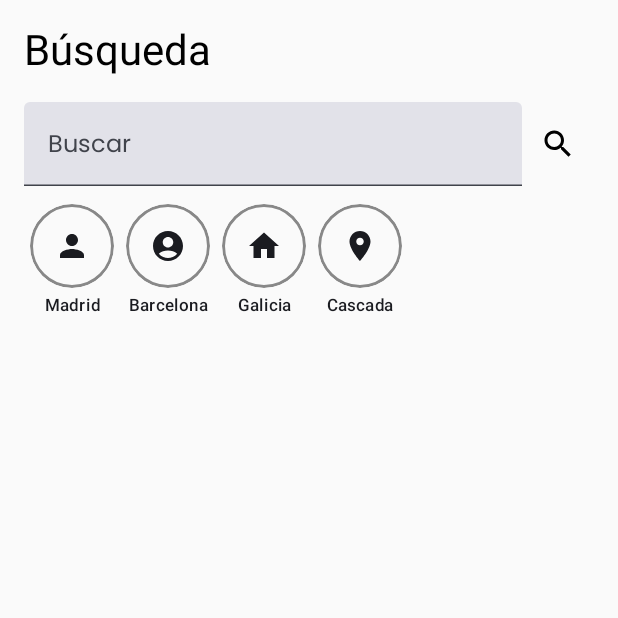
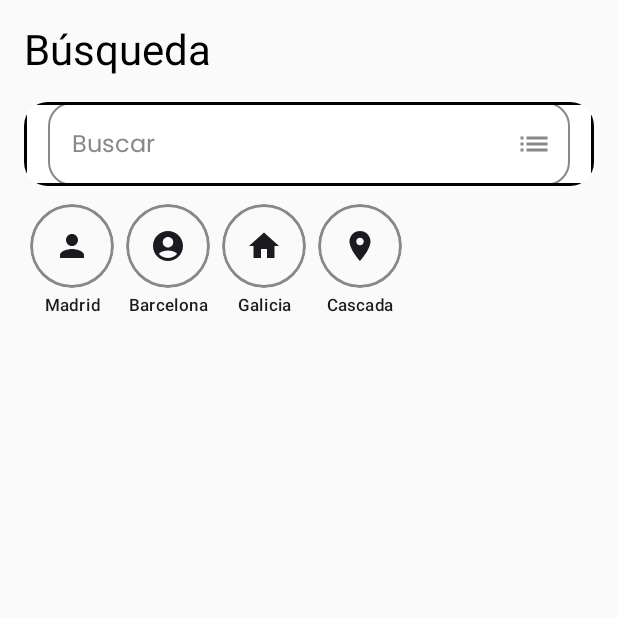
Before and after one commit to beamm536/tfgViajes, an Android app built with Jetpack Compose: the screen it shows after launch (MainActivity), on a phone screen of 412 x 824 dp, the top half of it. Run offline under Robolectric (Android 15) with nearby library versions, the phone set to English and light mode, and no system bars; our stand-ins replace Firebase (no records; nobody signed in at launch, a user with empty details on screens opened directly); pictures from the network do not load.

Commit message:
cambios en la ui

```diff
--- a/app/src/main/java/com/appclass/myapplication/ui/screens/mapbox/MapBox.kt
+++ b/app/src/main/java/com/appclass/myapplication/ui/screens/mapbox/MapBox.kt
@@ -1,5 +1,8 @@
+@file:OptIn(ExperimentalMaterial3Api::class)
+
 package com.appclass.myapplication.ui.screens.mapbox
 
+import androidx.compose.foundation.background
 import androidx.compose.foundation.border
 import androidx.compose.foundation.clickable
 import androidx.compose.foundation.layout.*
@@ -7,13 +10,17 @@ import androidx.compose.foundation.lazy.LazyColumn
 import androidx.compose.foundation.lazy.LazyRow
 import androidx.compose.foundation.lazy.items
 import androidx.compose.foundation.shape.CircleShape
+import androidx.compose.foundation.shape.RoundedCornerShape
 import androidx.compose.material.icons.Icons
+import androidx.compose.material.icons.filled.List
 import androidx.compose.material.icons.filled.Search
 import androidx.compose.material3.*
+import androidx.compose.material3.ExposedDropdownMenuDefaults.outlinedTextFieldColors
 import androidx.compose.runtime.*
 import androidx.compose.ui.Alignment
 import androidx.compose.ui.Modifier
 import androidx.compose.ui.draw.clip
+import androidx.compose.ui.draw.shadow
 import androidx.compose.ui.graphics.Color
 import androidx.compose.ui.graphics.vector.ImageVector
 import androidx.compose.ui.platform.LocalContext
@@ -61,6 +68,7 @@ fun MapBoxScreen(navController: NavController) {
     MapBox(navController, viewModel)
 }
 
+@OptIn(ExperimentalMaterial3Api::class)
 @Composable
 fun MapBox(navController: NavController, viewModel: MapBoxViewModel) {
     var query by remember { mutableStateOf("") }
@@ -83,22 +91,57 @@ fun MapBox(navController: NavController, viewModel: MapBoxViewModel) {
         Row(
             modifier = Modifier
                 .fillMaxWidth()
-                .padding(horizontal = 16.dp),
+                .padding(horizontal = 16.dp)
+                .clip(RoundedCornerShape(16.dp))
+                .background(Color.White)
+                .height(56.dp)
+                .border(width = 2.dp, color = Color.Black),
             verticalAlignment = Alignment.CenterVertically
         ) {
-            TextField(
-                value = query,
-                onValueChange = {
+            OutlinedCampoBusqueda(
+                query = query,
+                onQueryChange = {
                     query = it
-                    // También actualizamos el query en el ViewModel
                     viewModel.onQueryChanged(it)
                 },
-                placeholder = { Text("Buscar") },
-                modifier = Modifier.weight(1f)
+                onSearchClick = {
+                    viewModel.fetchGeocoding(query)
+                },
+                onFilterClick = {
+                    // Puedes abrir un modal de filtros o simplemente cambiar UI
+                    println("Clic en filtros")
+                }
             )
-            IconButton(onClick = { viewModel.fetchGeocoding(query) }) {
-                Icon(Icons.Default.Search, contentDescription = "Búsqueda manual")
-            }
+
+//            TextField(
+//                value = query,
+//                onValueChange = {
+//                    query = it
+//                    // También actualizamos el query en el ViewModel
+//                    viewModel.onQueryChanged(it)
+//                },
+//                placeholder = {
+//                    Text("Buscar", color = Color.Gray)
+//                },
+//                singleLine = true,
+//                colors = TextFieldDefaults.textFieldColors(
+//                    containerColor = Color.Transparent,
+//                    unfocusedIndicatorColor = Color.Transparent,
+//                    focusedIndicatorColor = Color.Transparent,
+//                    disabledIndicatorColor = Color.Transparent,
+//                    cursorColor = Color.Black
+//                    //textColor = Color.Black
+//                ),
+//
+//                modifier = Modifier.weight(1f)
+//            )
+
+
+//            IconButton(onClick = { viewModel.fetchGeocoding(query) }) {
+//                Icon(Icons.Default.Search, contentDescription = "Búsqueda manual")
+//            }
+
+
         }
 
         Spacer(modifier = Modifier.height(8.dp))
@@ -232,3 +275,39 @@ fun SelectableCircleChip(
         )
     }
 }
+
+
+
+@Composable
+fun OutlinedCampoBusqueda(
+    query: String,
+    onQueryChange: (String) -> Unit,
+    onSearchClick: () -> Unit,
+    onFilterClick: () -> Unit
+) {
+    OutlinedTextField(
+        value = query,
+        onValueChange = onQueryChange,
+        placeholder = { Text("Buscar", color = Color.Gray) },
+        singleLine = true,
+        trailingIcon = {
+            IconButton(onClick = onFilterClick) {
+                Icon(
+                    imageVector = Icons.Default.List,
+                    contentDescription = "Filtros",
+                    tint = Color.Gray
+                )
+            }
+        },
+        shape = RoundedCornerShape(16.dp),
+        colors = outlinedTextFieldColors(
+            unfocusedBorderColor = Color.Gray,
+            focusedBorderColor = Color.Gray,
+            cursorColor = Color.Gray
+        ),
+        modifier = Modifier
+            .fillMaxWidth()
+            .padding(horizontal = 16.dp)
+            .height(56.dp)
+    )
+}
```
